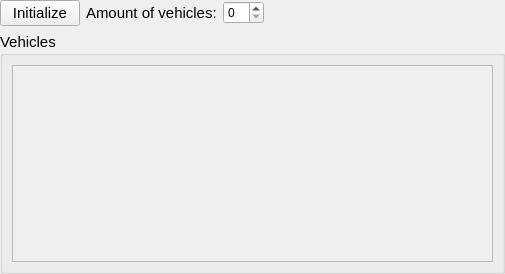
This is modules/carlainterface/widget/carlainterfaceWidget.ui in tud-hri/joan as Qt 5 draws it before an edit. The edited form follows.
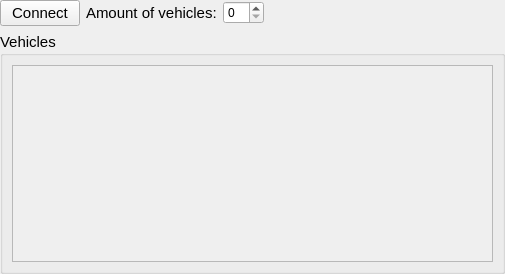
This is the edited form.

```diff
--- a/modules/carlainterface/widget/carlainterfaceWidget.ui
+++ b/modules/carlainterface/widget/carlainterfaceWidget.ui
@@ -76,7 +76,7 @@
         </font>
        </property>
        <property name="text">
-        <string>Initialize</string>
+        <string>Connect</string>
        </property>
       </widget>
      </item>
```
Left out of the diff: 2 changed lines with no effect on the pictures.
